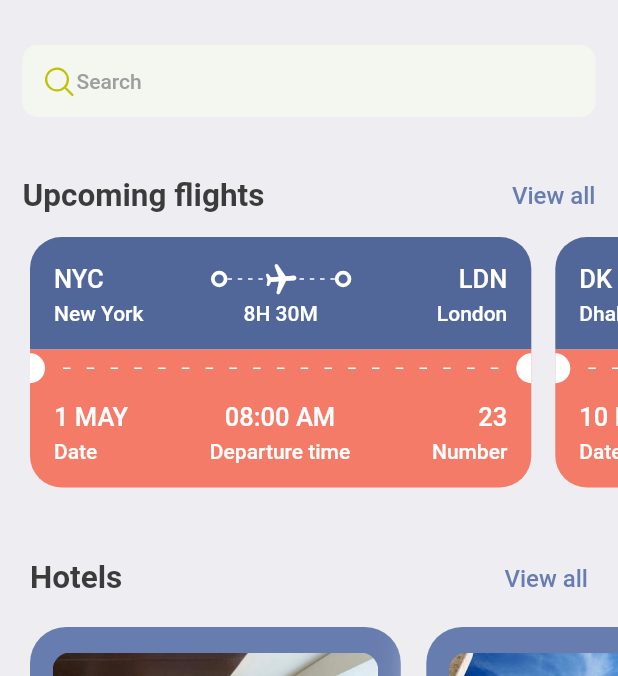
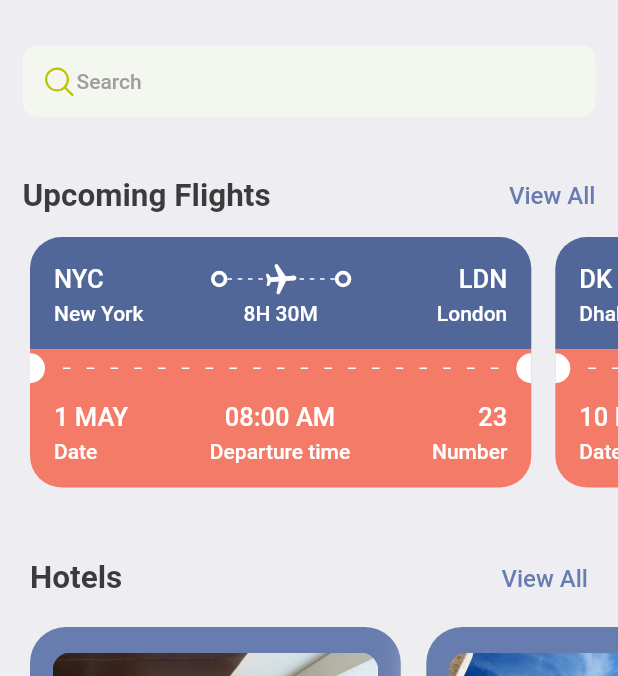
Before and after one commit to JAM5BOCsAdi/booking, a Flutter app: the screen it shows after launch, scrolled down 105 dp, on a phone screen of 412 x 824 dp. Shown: the top 676 px of the screen. Run offline on Flutter 3.47's test engine with Material 2 defaults, Android fonts, the phone set to English and light mode, and no system bars; our stand-ins replace fluentui_icons, gap, get.

```diff
--- a/lib/screens/bottom_bar.dart
+++ b/lib/screens/bottom_bar.dart
@@ -1,4 +1,5 @@
 import 'package:booking/screens/home_screen.dart';
+import 'package:booking/screens/search_screen.dart';
 import 'package:fluentui_icons/fluentui_icons.dart';
 import 'package:flutter/material.dart';
 
@@ -14,15 +15,14 @@ class _BottomBarState extends State<BottomBar> {
   static final List<Widget> _widgetOptions = <Widget>[
     const HomeScreen(),
     // const Text("Home"),
-    const Text("Search"),
+    const SearchScreen(),
+    // const Text("Search"),
     const Text("Tickets"),
     const Text("Profile"),
   ];
 
   void _onItemTapped(int index) {
-    setState(() {
-      _selectedIndex = index;
-    });
+    setState(() => _selectedIndex = index);
   }
 
   @override
--- a/lib/screens/home_screen.dart
+++ b/lib/screens/home_screen.dart
@@ -3,6 +3,7 @@ import 'package:booking/utils/app_layout.dart';
 import 'package:booking/utils/app_styles.dart';
 import 'package:booking/views/hotel_view.dart';
 import 'package:booking/views/ticket_view.dart';
+import 'package:booking/widgets/double_text_widget.dart';
 import 'package:fluentui_icons/fluentui_icons.dart';
 import 'package:flutter/material.dart';
 import 'package:gap/gap.dart';
@@ -72,26 +73,7 @@ class HomeScreen extends StatelessWidget {
                   ),
                 ),
                 Gap(AppLayout.getHeight(40.0)),
-                Row(
-                  mainAxisAlignment: MainAxisAlignment.spaceBetween,
-                  children: [
-                    Text(
-                      "Upcoming flights",
-                      style: Styles.headLineStyle2,
-                    ),
-                    InkWell(
-                      onTap: () {
-                        print("You are tapped");
-                      },
-                      child: Text(
-                        "View all",
-                        style: Styles.textStyle.copyWith(
-                          color: Styles.primaryColor,
-                        ),
-                      ),
-                    )
-                  ],
-                ),
+                const AppDoubleTextWidget(bigText: "Upcoming Flights", smallText: "View All"),
               ],
             ),
           ),
@@ -106,26 +88,7 @@ class HomeScreen extends StatelessWidget {
           Gap(AppLayout.getHeight(15.0)),
           Container(
             padding: EdgeInsets.symmetric(horizontal: AppLayout.getWidth(20.0)),
-            child: Row(
-              mainAxisAlignment: MainAxisAlignment.spaceBetween,
-              children: [
-                Text(
-                  "Hotels",
-                  style: Styles.headLineStyle2,
-                ),
-                InkWell(
-                  onTap: () {
-                    print("You are tapped");
-                  },
-                  child: Text(
-                    "View all",
-                    style: Styles.textStyle.copyWith(
-                      color: Styles.primaryColor,
-                    ),
-                  ),
-                )
-              ],
-            ),
+            child: const AppDoubleTextWidget(bigText: "Hotels", smallText: "View All"),
           ),
           Gap(AppLayout.getHeight(15.0)),
           SingleChildScrollView(
--- a/lib/utils/app_layout.dart
+++ b/lib/utils/app_layout.dart
@@ -2,24 +2,24 @@ import 'package:flutter/material.dart';
 import 'package:get/get.dart';
 
 class AppLayout {
-  static getSize(BuildContext context) {
+  static Size getSize(BuildContext context) {
     return MediaQuery.of(context).size;
   }
 
-  static getScreenHeight() {
+  static double getScreenHeight() {
     return Get.height;
   }
 
-  static getScreenWidth() {
+  static double getScreenWidth() {
     return Get.width;
   }
 
-  static getHeight(double pixels) {
+  static double getHeight(double pixels) {
     double x = getScreenHeight() / pixels; // 844/200 = 4.22
     return getScreenHeight() / x;
   }
 
-  static getWidth(double pixels) {
+  static double getWidth(double pixels) {
     double x = getScreenWidth() / pixels;
     return getScreenWidth() / x;
   }
--- a/lib/views/ticket_view.dart
+++ b/lib/views/ticket_view.dart
@@ -1,6 +1,6 @@
 import 'package:booking/utils/app_layout.dart';
 import 'package:booking/utils/app_styles.dart';
-import 'package:booking/widgets/thick_container.dart';
+import 'package:booking/widgets/thick_container_widget.dart';
 import 'package:flutter/material.dart';
 import 'package:gap/gap.dart';
 
--- /dev/null
+++ b/lib/widgets/double_text_widget.dart
@@ -0,0 +1,32 @@
+import 'package:booking/utils/app_styles.dart';
+import 'package:flutter/material.dart';
+
+class AppDoubleTextWidget extends StatelessWidget {
+  final String bigText;
+  final String smallText;
+  const AppDoubleTextWidget({Key? key, required this.bigText, required this.smallText}) : super(key: key);
+
+  @override
+  Widget build(BuildContext context) {
+    return Row(
+      mainAxisAlignment: MainAxisAlignment.spaceBetween,
+      children: [
+        Text(
+          bigText,
+          style: Styles.headLineStyle2,
+        ),
+        InkWell(
+          onTap: () {
+            print("You are tapped");
+          },
+          child: Text(
+            smallText,
+            style: Styles.textStyle.copyWith(
+              color: Styles.primaryColor,
+            ),
+          ),
+        )
+      ],
+    );
+  }
+}
```
Also changed, not shown: lib/screens/search_screen.dart (+94 -0 lines), lib/widgets/icon_text_widget.dart (added, +31 -0 lines), lib/widgets/thick_container_widget.dart (renamed from lib/widgets/thick_container.dart).
